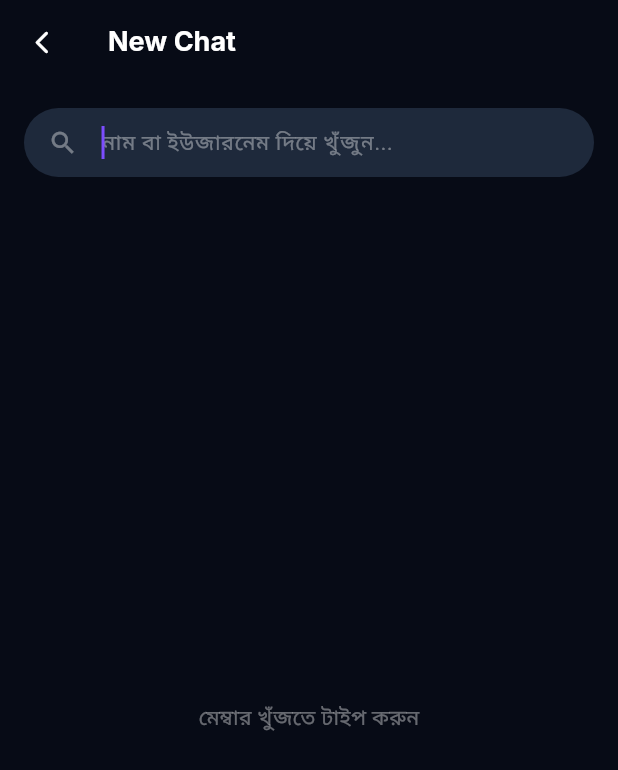
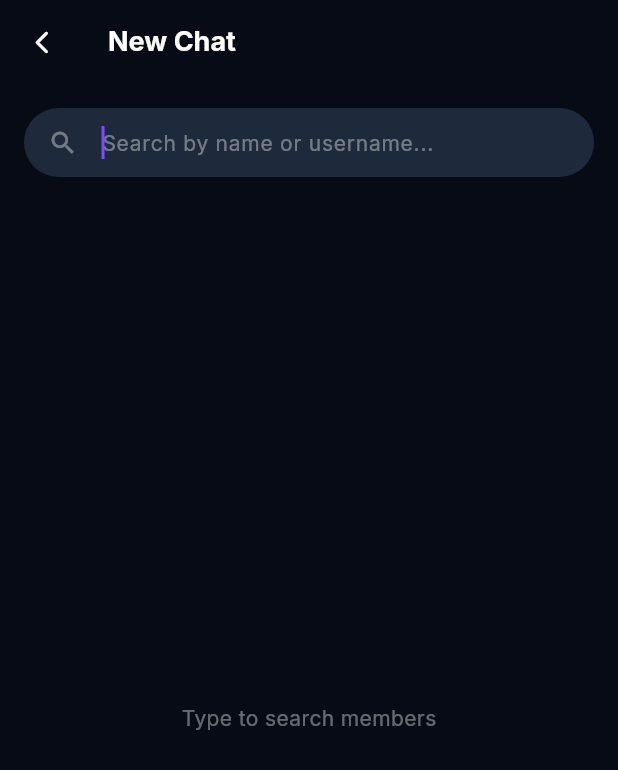
Before and after one commit to arafath306/gok, a Flutter app: the MessengerHomeScreen screen opened directly, after a tap on "New chat", on a phone screen of 412 x 824 dp. Shown: the top 770 px of the screen. Run offline on Flutter 3.47's test engine with Material 3 defaults, Android fonts, the phone set to English and light mode, and no system bars; our stand-ins replace google_fonts, image_picker, shared_preferences, supabase_flutter; accounts and stored records are empty; network calls fail.

Commit message:
feat: fix messenger FAB overlap and size, translate search sheet to English, and add SharedPreferences settings persistence

```diff
--- a/lib/screens/messenger/member_search_sheet.dart
+++ b/lib/screens/messenger/member_search_sheet.dart
@@ -99,13 +99,13 @@
                 autofocus: true,
                 decoration: InputDecoration(
                   icon: Icon(Icons.search, color: context.textMuted, size: 20),
-                  hintText: "নাম বা ইউজারনেম দিয়ে খুঁজুন...",
-                  hintStyle: GoogleFonts.hindSiliguri(color: context.textMuted, fontSize: 14),
+                  hintText: "Search by name or username...",
+                  hintStyle: GoogleFonts.inter(color: context.textMuted, fontSize: 14),
                   border: InputBorder.none,
                   isDense: true,
                   contentPadding: const EdgeInsets.symmetric(vertical: 12),
                 ),
-                style: GoogleFonts.hindSiliguri(fontSize: 14.5, color: context.textPrimary),
+                style: GoogleFonts.inter(fontSize: 14.5, color: context.textPrimary),
                 onChanged: (val) => _onSearchChanged(val, db),
               ),
             ),
@@ -119,9 +119,9 @@
                     ? Center(
                         child: Text(
                           _searchCtrl.text.isEmpty
-                              ? "মেম্বার খুঁজতে টাইপ করুন"
-                              : "কোনো মেম্বার পাওয়া যায়নি",
-                          style: GoogleFonts.hindSiliguri(color: context.textMuted, fontSize: 14),
+                              ? "Type to search members"
+                              : "No members found",
+                          style: GoogleFonts.inter(color: context.textMuted, fontSize: 14),
                         ),
                       )
                     : ListView.separated(
@@ -197,8 +197,8 @@
                                             ScaffoldMessenger.of(context).showSnackBar(
                                               SnackBar(
                                                 content: Text(
-                                                  '${user.fullName} কে ফলো রিকোয়েস্ট পাঠানো হয়েছে।',
-                                                  style: GoogleFonts.hindSiliguri(),
+                                                  'Follow request sent to ${user.fullName}.',
+                                                  style: GoogleFonts.inter(),
                                                 ),
                                               ),
                                             );
--- a/lib/screens/messenger/messenger_home_screen.dart
+++ b/lib/screens/messenger/messenger_home_screen.dart
@@ -236,7 +236,9 @@
         },
       ),
      ),
-      floatingActionButton: FloatingActionButton(
+      floatingActionButton: Padding(
+        padding: const EdgeInsets.only(bottom: 72),
+        child: FloatingActionButton.small(
           onPressed: () {
             Navigator.push(
               context,
@@ -246,7 +248,8 @@
           backgroundColor: const Color(0xFF0085FF),
           shape: const CircleBorder(),
           elevation: 3,
-        child: const Icon(Icons.add_comment_rounded, color: Colors.white, size: 24),
+          child: const Icon(Icons.add, color: Colors.white, size: 20),
+        ),
       ),
     );
   }
--- a/pubspec.yaml
+++ b/pubspec.yaml
@@ -19,6 +19,7 @@
   google_fonts: ^6.1.0
   image_picker: ^1.0.7
   intl: ^0.20.2
+  shared_preferences: ^2.5.5
 
 dev_dependencies:
   flutter_test:
```
Also changed, not shown: lib/services/chat_settings_provider.dart (+32 -3 lines), lib/services/notification_settings_provider.dart (+30 -3 lines), pubspec.lock. Lines whose indentation alone changed are shown as unchanged.
